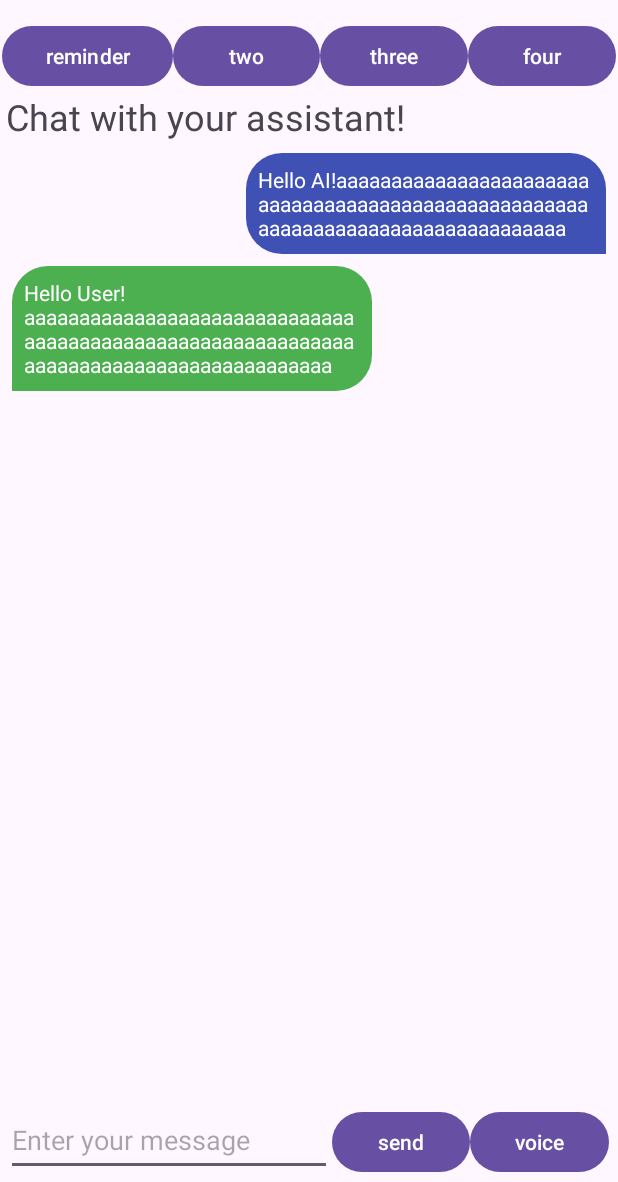
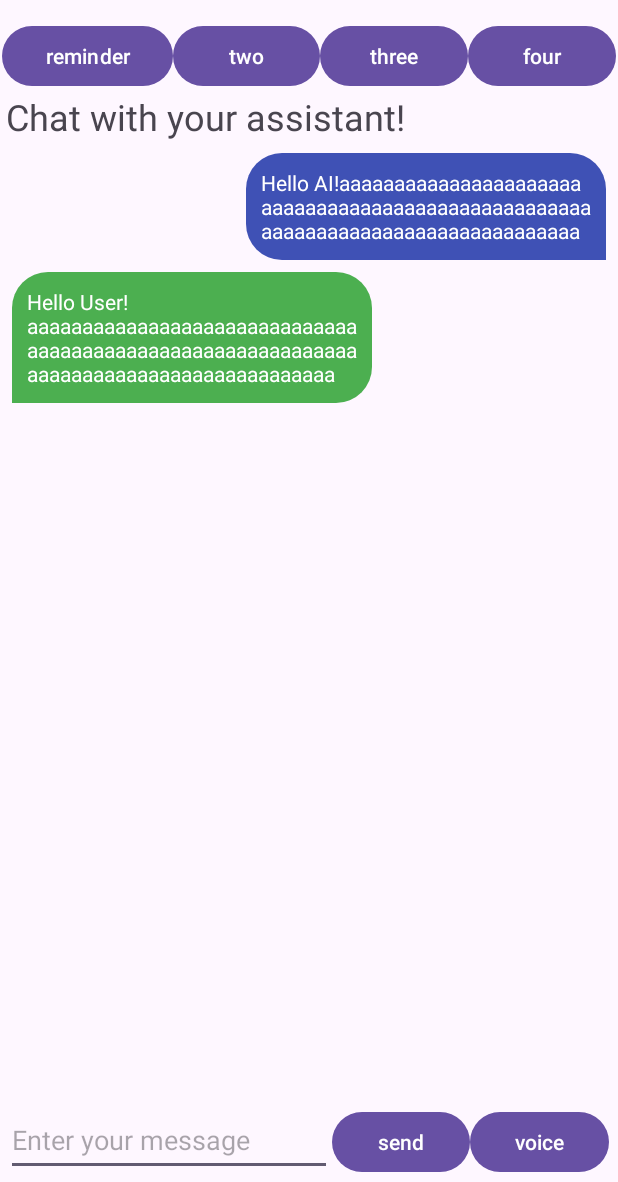
Before and after one commit to arshad-syed18/Sarvo-AI-Assistant, an Android app: the screen it shows after launch (HomeActivity), on a phone screen of 412 x 824 dp, the part 54-1236 px from its top. Run offline under Robolectric (Android 15) with nearby library versions, the phone set to English and light mode, and no system bars.

Commit message:
Chore: Minor UI changes

```diff
--- a/app/src/main/res/layout/item_chat_message_ai.xml
+++ b/app/src/main/res/layout/item_chat_message_ai.xml
@@ -4,7 +4,7 @@
     android:id="@+id/messageTextView"
     android:layout_width="wrap_content"
     android:layout_height="wrap_content"
-    android:padding="8dp"
+    android:padding="10dp"
     android:maxWidth="240dp"
     android:background="@drawable/bubble_ai"
     android:textColor="#FFFFFF"/>
--- a/app/src/main/res/layout/item_chat_message_user.xml
+++ b/app/src/main/res/layout/item_chat_message_user.xml
@@ -8,7 +8,7 @@
     android:id="@+id/messageTextView"
     android:layout_width="wrap_content"
     android:layout_height="wrap_content"
-    android:padding="8dp"
+    android:padding="10dp"
     android:maxWidth="240dp"
     android:layout_marginBottom="8dp"
     android:background="@drawable/bubble_user"
```
